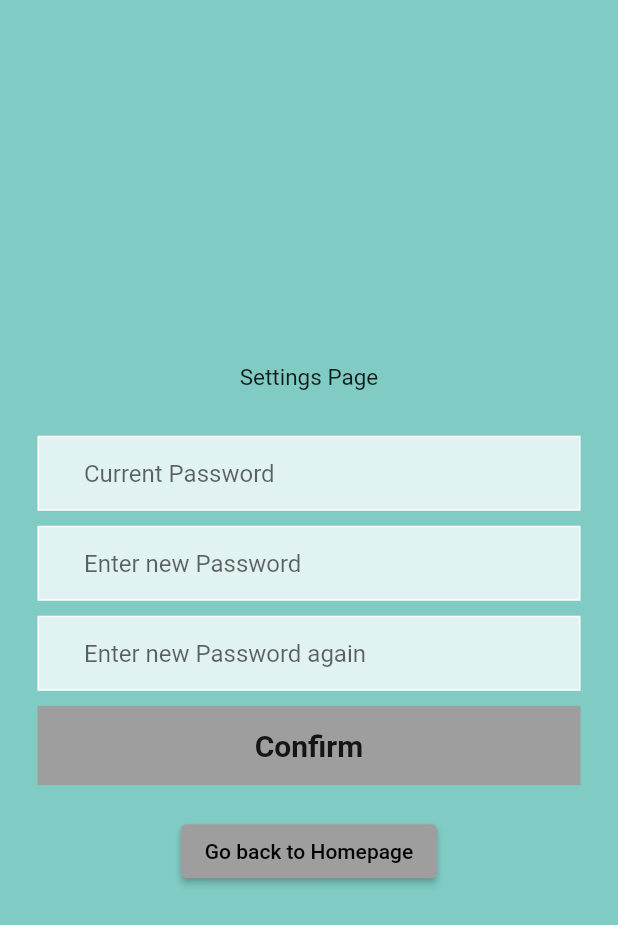
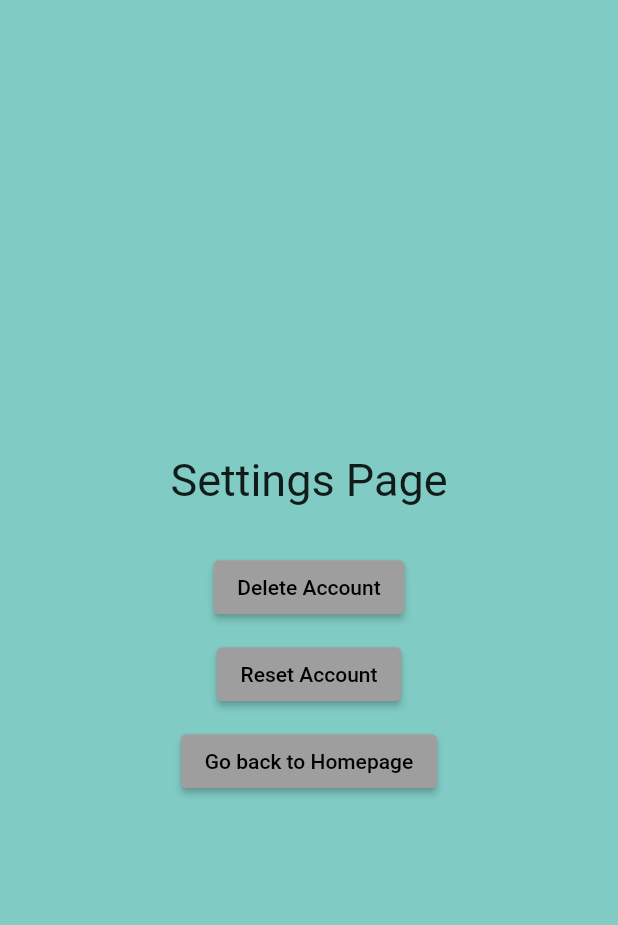
Before and after one commit to sergiovasquez122/491b, a Flutter app: the HomePageView screen opened by its route, after a tap on the "settings" icon, on a phone screen of 412 x 824 dp. Shown: the top 925 px of the screen. Run offline on Flutter 3.47's test engine with Material 2 defaults, Android fonts, the phone set to English and light mode, and no system bars; our stand-ins replace firebase_auth, flutter_pw_validator; accounts and stored records are empty.

Commit message:
Added More Routing Functionality
Changed create_account_view.dart
- Added Password Validation (not working)

Changed delete_account_view.dart
- Added Go back so users are not forced to close the app

Changed homepage_view.dart
- Fixed routing

Changed reset_account_view.dart
- Separated Reset and Delete account into two different pages

Added settings_page_view.dart
- This is where all settings related stuff goes

```diff
--- a/getoutapp/lib/main.dart
+++ b/getoutapp/lib/main.dart
@@ -1,9 +1,11 @@
 import 'package:flutter/material.dart';
+import 'package:flutter_pw_validator/flutter_pw_validator.dart';
 import 'package:getoutapp/ui/deleteaccount/delete_account_view.dart';
 import 'package:getoutapp/ui/login/login_view.dart';
 import 'package:getoutapp/ui/createaccount/create_account_view.dart';
 import 'package:getoutapp/ui/homepage/homepage_view.dart';
 import 'package:getoutapp/ui/resetaccount/reset_account_view.dart';
+import 'package:getoutapp/ui/settingspage/settings_page_view.dart';
 
 void main() {
   runApp(const MyApp());
@@ -25,6 +27,8 @@ class MyApp extends StatelessWidget {
         '/second': (context) => const CreateAccountView(),
         '/home': (context) => const HomePageView(),
         '/reset': (context) => const ResetAccountView(),
+        '/deleteacct': (context) => const DeletetAccountView(),
+        '/usersettings': (context) => const UserSettingsView(),
       },
       debugShowCheckedModeBanner: false,
       //home: const LoginView(), //CreateAccountView(),
--- a/getoutapp/lib/ui/deleteaccount/delete_account_view.dart
+++ b/getoutapp/lib/ui/deleteaccount/delete_account_view.dart
@@ -35,6 +35,16 @@ class _DeletetAccountView extends State<DeletetAccountView> {
                                   fontWeight: FontWeight.bold, fontSize: 20))),
                     )),
                 SizedBox(height: 20),
+
+                // Go Back Button
+                Padding(
+                    padding: const EdgeInsets.symmetric(horizontal: 25.0),
+                    child: ElevatedButton(
+                      onPressed: () {
+                        Navigator.pop(context, '/usersettings');
+                      },
+                      child: const Text('Go back to Settings'),
+                    )),
               ],
             ),
           ),
--- a/getoutapp/lib/ui/homepage/homepage_view.dart
+++ b/getoutapp/lib/ui/homepage/homepage_view.dart
@@ -42,7 +42,7 @@ class _HomePageView extends State<HomePageView> {
               icon: const Icon(Icons.settings),
               tooltip: 'Settings',
               onPressed: () {
-                Navigator.pushNamed(context, '/reset');
+                Navigator.pushNamed(context, '/usersettings');
               },
             )
           ]),
@@ -55,7 +55,7 @@ class _HomePageView extends State<HomePageView> {
               _navBarTabs[_selectedTabIndex],
               SizedBox(height: 30),
 
-              // Test Buttonn
+              // Sign Out Button
               Padding(
                   padding: const EdgeInsets.symmetric(horizontal: 25.0),
                   child: ElevatedButton(
--- a/getoutapp/lib/ui/resetaccount/reset_account_view.dart
+++ b/getoutapp/lib/ui/resetaccount/reset_account_view.dart
@@ -21,7 +21,7 @@ class _ResetAccountView extends State<ResetAccountView> {
               mainAxisAlignment: MainAxisAlignment.center,
               children: [
                 SizedBox(height: 10), // for space inbetween
-                Text('Settings Page', style: TextStyle(fontSize: 15)),
+                Text('Reset Password', style: TextStyle(fontSize: 30)),
 
                 SizedBox(height: 30),
 
@@ -104,11 +104,10 @@ class _ResetAccountView extends State<ResetAccountView> {
                     padding: const EdgeInsets.symmetric(horizontal: 25.0),
                     child: ElevatedButton(
                       onPressed: () {
-                        Navigator.pop(context, '/home');
+                        Navigator.pop(context, '/usersettings');
                       },
-                      child: const Text('Go back to Homepage'),
+                      child: const Text('Go back to Settings'),
                     )),
-                // Test Button
               ],
             ),
           ),
--- /dev/null
+++ b/getoutapp/lib/ui/settingspage/settings_page_view.dart
@@ -0,0 +1,65 @@
+// ignore_for_file: prefer_const_constructors
+
+import 'package:flutter/material.dart';
+import 'package:firebase_auth/firebase_auth.dart';
+
+class UserSettingsView extends StatefulWidget {
+  const UserSettingsView({Key? key}) : super(key: key);
+
+  @override
+  State<StatefulWidget> createState() => _UserSettingsView();
+}
+
+class _UserSettingsView extends State<UserSettingsView> {
+  @override
+  Widget build(BuildContext context) {
+    return Scaffold(
+        backgroundColor: Colors.teal[200],
+        body: SafeArea(
+          child: Center(
+            child: Column(
+              mainAxisAlignment: MainAxisAlignment.center,
+              children: [
+                SizedBox(height: 10), // for space inbetween
+                Text('Settings Page', style: TextStyle(fontSize: 30)),
+
+                SizedBox(height: 30),
+
+                // Button to Access Delete Account
+                Padding(
+                    padding: const EdgeInsets.symmetric(horizontal: 25.0),
+                    child: ElevatedButton(
+                      onPressed: () {
+                        Navigator.pushNamed(context, '/deleteacct');
+                      },
+                      child: const Text('Delete Account'),
+                    )),
+                SizedBox(height: 10),
+
+                // Button to Access Reset Account
+                Padding(
+                    padding: const EdgeInsets.symmetric(horizontal: 25.0),
+                    child: ElevatedButton(
+                      onPressed: () {
+                        Navigator.pushNamed(context, '/reset');
+                      },
+                      child: const Text('Reset Account'),
+                    )),
+
+                SizedBox(height: 10),
+
+                //Go Back Button
+                Padding(
+                    padding: const EdgeInsets.symmetric(horizontal: 25.0),
+                    child: ElevatedButton(
+                      onPressed: () {
+                        Navigator.pop(context, '/home');
+                      },
+                      child: const Text('Go back to Homepage'),
+                    )),
+              ],
+            ),
+          ),
+        ));
+  }
+}
```
Also changed, not shown: getoutapp/lib/ui/createaccount/create_account_view.dart (+15 -0 lines).
